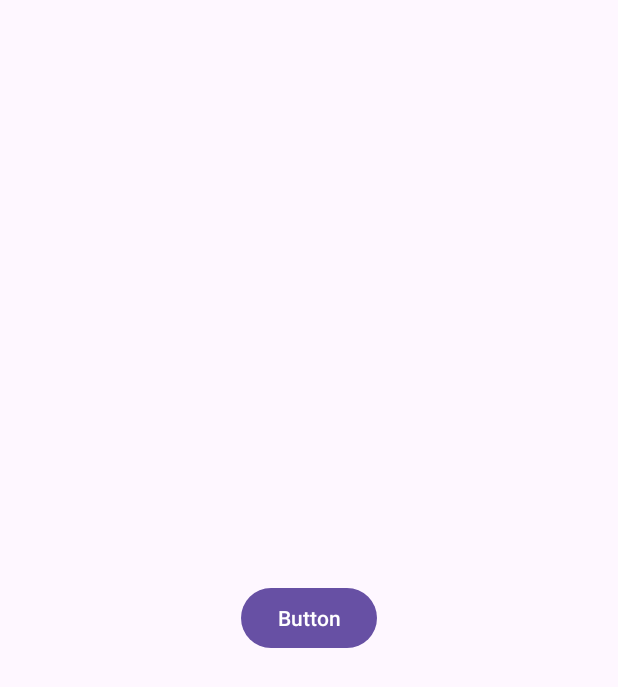
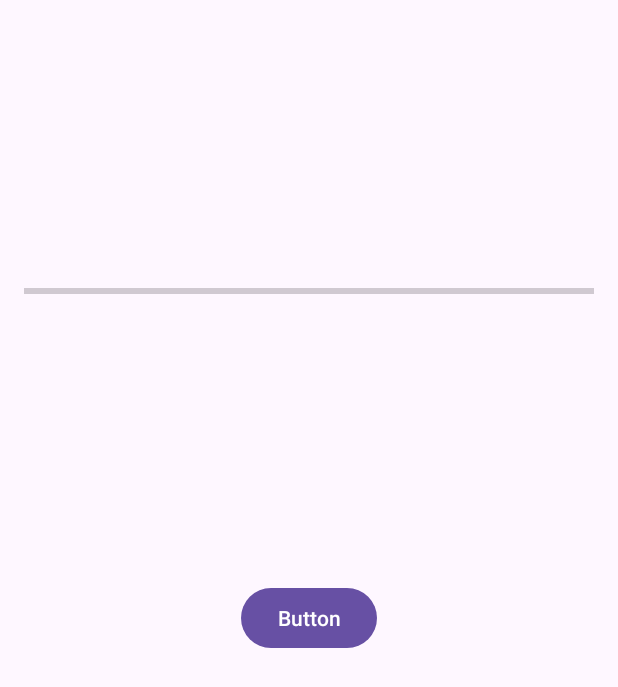
Before and after one commit to AbadzhevaK8/Broadcast, an Android app: the screen it shows after launch (MainActivity), after a tap on "Button", on a phone screen of 412 x 824 dp. Shown: the top 687 px of the screen. Run offline under Robolectric (Android 15) with nearby library versions, the phone set to English and light mode, and no system bars.

Commit message:
feat: add progress bar and service
Add a progress bar to the main activity and a service that updates it every second.

The service sends a broadcast with the progress percentage, and the main activity's receiver updates the progress bar accordingly.
The receiver is also updated to listen for this new broadcast action.

```diff
--- a/app/src/main/AndroidManifest.xml
+++ b/app/src/main/AndroidManifest.xml
@@ -21,6 +21,7 @@
                 <category android:name="android.intent.category.LAUNCHER" />
             </intent-filter>
         </activity>
+        <service android:name=".MyService"/>
     </application>
 
 </manifest>
--- a/app/src/main/java/com/abadzheva/broadcast/MainActivity.kt
+++ b/app/src/main/java/com/abadzheva/broadcast/MainActivity.kt
@@ -1,10 +1,13 @@
 package com.abadzheva.broadcast
 
+import android.content.BroadcastReceiver
+import android.content.Context
 import android.content.Intent
 import android.content.IntentFilter
 import android.os.Build
 import android.os.Bundle
 import android.widget.Button
+import android.widget.ProgressBar
 import androidx.activity.enableEdgeToEdge
 import androidx.annotation.RequiresApi
 import androidx.appcompat.app.AppCompatActivity
@@ -12,7 +15,19 @@ import androidx.core.view.ViewCompat
 import androidx.core.view.WindowInsetsCompat
 
 class MainActivity : AppCompatActivity() {
-    private val receiver = MyReceiver()
+    private lateinit var progressBar: ProgressBar
+    private val receiver =
+        object : BroadcastReceiver() {
+            override fun onReceive(
+                context: Context?,
+                intent: Intent?,
+            ) {
+                if (intent?.action == "loaded") {
+                    val percent = intent.getIntExtra("percent", 0)
+                    progressBar.progress = percent
+                }
+            }
+        }
 
     private var count = 0
 
@@ -27,6 +42,7 @@ class MainActivity : AppCompatActivity() {
             insets
         }
 
+        progressBar = findViewById<ProgressBar>(R.id.progressBar)
         findViewById<Button>(R.id.button).setOnClickListener {
             Intent(MyReceiver.ACTION_CUSTOM_BROADCAST).apply {
                 putExtra(MyReceiver.EXTRA_COUNT, ++count)
@@ -39,8 +55,12 @@ class MainActivity : AppCompatActivity() {
                 addAction(Intent.ACTION_BATTERY_LOW)
                 addAction(Intent.ACTION_AIRPLANE_MODE_CHANGED)
                 addAction(MyReceiver.ACTION_CUSTOM_BROADCAST)
+                addAction("loaded")
             }
         registerReceiver(receiver, intentFilter, RECEIVER_EXPORTED)
+        Intent(this, MyService::class.java).apply {
+            startService(this)
+        }
     }
 
     override fun onDestroy() {
--- a/app/src/main/java/com/abadzheva/broadcast/MyReceiver.kt
+++ b/app/src/main/java/com/abadzheva/broadcast/MyReceiver.kt
@@ -12,6 +12,12 @@ class MyReceiver : BroadcastReceiver() {
     ) {
         val action = intent?.action
         when (action) {
+            "loaded" -> {
+                val percent = intent.getIntExtra("percent", 0)
+                Toast
+                    .makeText(context, "Loaded $percent%", Toast.LENGTH_SHORT)
+                    .show()
+            }
             ACTION_CUSTOM_BROADCAST -> {
                 val count = intent.getIntExtra(EXTRA_COUNT, 0)
                 Toast
--- a/app/src/main/res/layout/activity_main.xml
+++ b/app/src/main/res/layout/activity_main.xml
@@ -17,4 +17,17 @@
         app:layout_constraintEnd_toEndOf="parent"
         app:layout_constraintStart_toStartOf="parent"
         app:layout_constraintTop_toTopOf="parent" />
+
+    <ProgressBar
+        android:id="@+id/progressBar"
+        style="?android:attr/progressBarStyleHorizontal"
+        android:layout_width="0dp"
+        android:layout_height="wrap_content"
+        android:padding="16dp"
+        android:max="100"
+        android:progress="0"
+        app:layout_constraintBottom_toTopOf="@+id/button"
+        app:layout_constraintEnd_toEndOf="parent"
+        app:layout_constraintStart_toStartOf="parent"
+        app:layout_constraintTop_toTopOf="parent" />
 </androidx.constraintlayout.widget.ConstraintLayout>
```
Also changed, not shown: app/src/main/java/com/abadzheva/broadcast/MyService.kt (added, +27 -0 lines).
